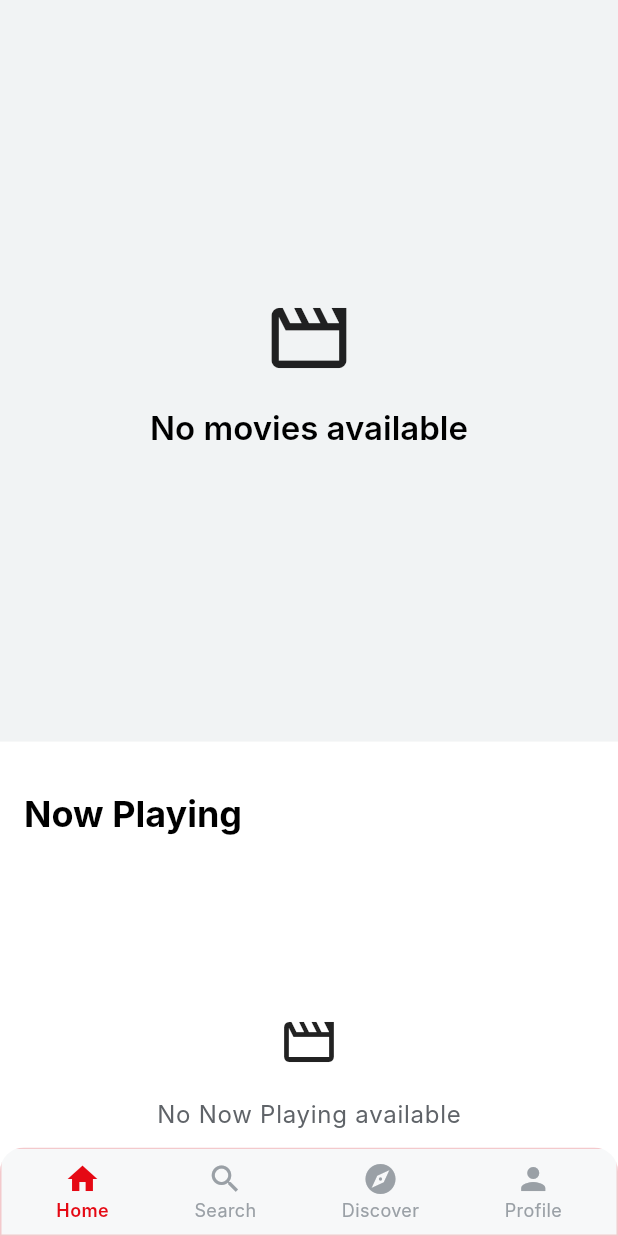
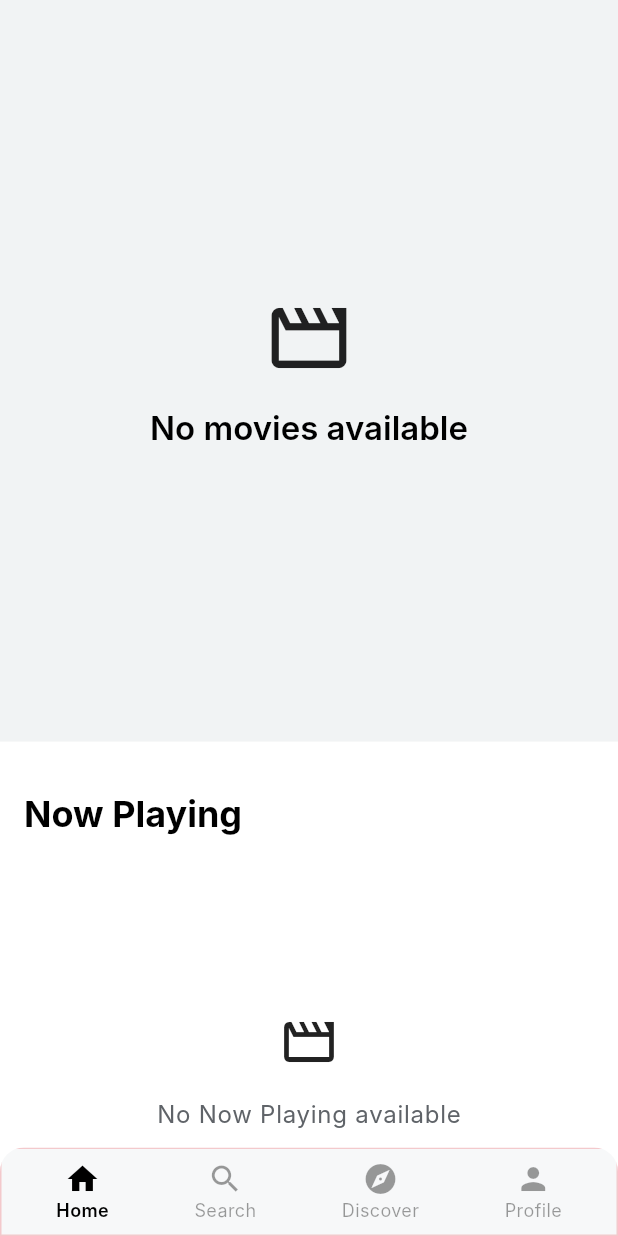
Before and after one commit to AshishTaduce/flick_finder, a Flutter app: the screen it shows after launch, on a phone screen of 412 x 824 dp. Run offline on Flutter 3.47's test engine with Material 3 defaults, Android fonts, the phone set to English and light mode, and no system bars; our stand-ins replace cached_network_image, dio, flutter_riverpod, hive_flutter; accounts and stored records are empty; network calls fail; Roboto replaces fonts that are missing (Inter).

Commit message:
feat: Update NavBarItem to use AppBarTheme colors
This commit modifies the `NavBarItem` widget to derive its active and inactive colors from `Theme.of(context).appBarTheme` instead of `bottomNavigationBarTheme`.

Key changes:
- **`NavBarItem.build()`**:
    - The active color is now set to `appBarTheme.foregroundColor`.
    - The inactive color is set to `appBarTheme.foregroundColor?.withAlpha(100)`.

```diff
--- a/lib/presentation/widgets/nav_bar_item.dart
+++ b/lib/presentation/widgets/nav_bar_item.dart
@@ -16,10 +16,10 @@ class NavBarItem extends StatelessWidget {
 
   @override
   Widget build(BuildContext context) {
-    final bottomNavBarTheme = Theme.of(context).bottomNavigationBarTheme;
+    final theme = Theme.of(context).appBarTheme;
     final color = isActive
-        ? bottomNavBarTheme.selectedItemColor
-        : bottomNavBarTheme.unselectedItemColor;
+        ? theme.foregroundColor
+        : theme.foregroundColor?.withAlpha(100);
     final fontWeight = isActive ? FontWeight.w600 : FontWeight.normal;
 
     return GestureDetector(
```
